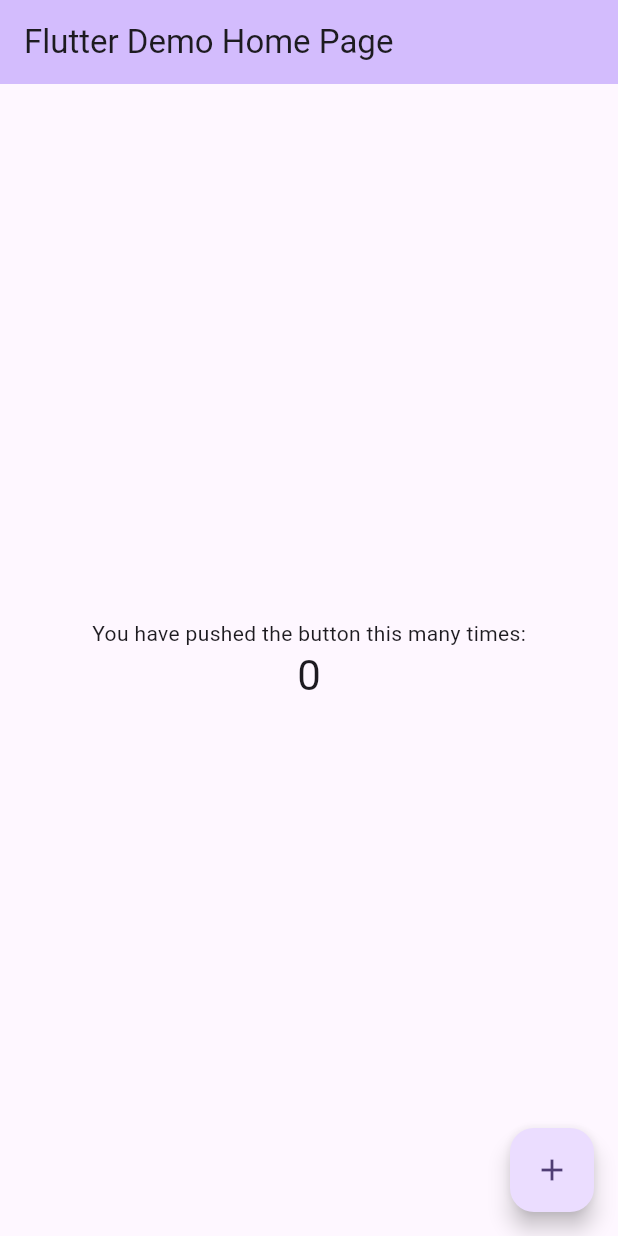
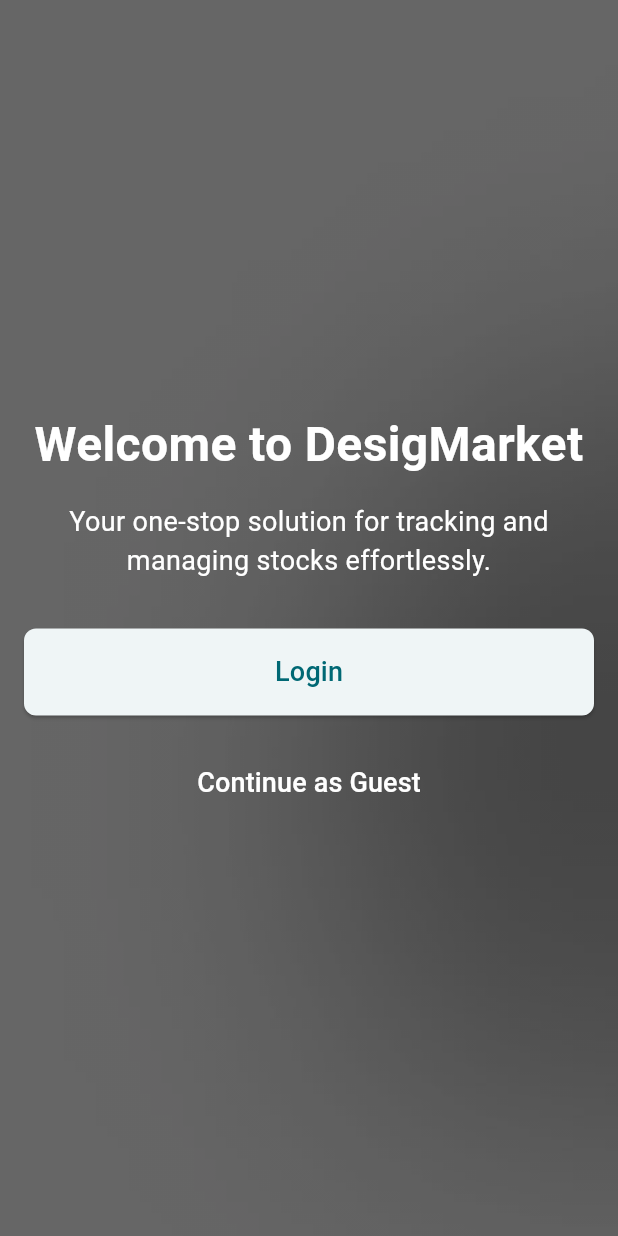
Before and after one commit to dasafodev/designmarket, a Flutter app: the screen it shows after launch, on a phone screen of 412 x 824 dp. Run offline on Flutter 3.47's test engine with Material 3 defaults, Android fonts, the phone set to English and light mode, and no system bars; our stand-ins replace dio, equatable, fl_chart, flutter_bloc; missing offline and left inert: auth0_flutter.

Commit message:
feat: auth0

```diff
--- /dev/null
+++ b/lib/features/auth/auth_view.dart
@@ -0,0 +1,129 @@
+import 'dart:developer';
+
+import 'package:auth0_flutter/auth0_flutter.dart';
+import 'package:desigmarket/features/stocks/view/stocks_view.dart';
+import 'package:flutter/material.dart';
+
+class AuthView extends StatefulWidget {
+  const AuthView({super.key});
+
+  @override
+  State<AuthView> createState() => _AuthViewState();
+}
+
+class _AuthViewState extends State<AuthView> {
+  Credentials? _credentials;
+
+  late Auth0 auth0;
+
+  @override
+  void initState() {
+    super.initState();
+    auth0 = Auth0('dasafodevauth.us.auth0.com', 'client_id');
+  }
+
+  void _login() async {
+    try {
+      await auth0.webAuthentication().login(useEphemeralSession: true);
+      Navigator.of(context).pushReplacement(MaterialPageRoute(
+        builder: (context) => const StocksView(),
+      ));
+    } catch (e) {
+      log('Error: $e');
+    }
+  }
+
+  void _guestLogin() {
+    Navigator.of(context).pushReplacement(MaterialPageRoute(
+      builder: (context) => const StocksView(),
+    ));
+  }
+
+  @override
+  Widget build(BuildContext context) {
+    return Scaffold(
+      body: Stack(
+        fit: StackFit.expand,
+        children: [
+          Image.asset(
+            'assets/background.webp',
+            fit: BoxFit.cover,
+          ),
+          Container(
+            decoration: BoxDecoration(
+              gradient: LinearGradient(
+                colors: [
+                  Colors.black.withOpacity(0.6),
+                  Colors.black.withOpacity(0.6),
+                ],
+                begin: Alignment.topCenter,
+                end: Alignment.bottomCenter,
+              ),
+            ),
+          ),
+          Padding(
+            padding: const EdgeInsets.all(16),
+            child: Column(
+              mainAxisAlignment: MainAxisAlignment.center,
+              crossAxisAlignment: CrossAxisAlignment.stretch,
+              children: [
+                const Text(
+                  'Welcome to DesigMarket',
+                  textAlign: TextAlign.center,
+                  style: TextStyle(
+                    fontSize: 32,
+                    fontWeight: FontWeight.bold,
+                    color: Colors.white,
+                  ),
+                ),
+                const SizedBox(height: 16),
+                const Text(
+                  'Your one-stop solution for tracking and managing stocks effortlessly.',
+                  textAlign: TextAlign.center,
+                  style: TextStyle(
+                    fontSize: 18,
+                    color: Colors.white,
+                  ),
+                ),
+                const SizedBox(height: 32),
+                SizedBox(
+                  width: double.infinity,
+                  child: ElevatedButton(
+                    style: ElevatedButton.styleFrom(
+                      padding: const EdgeInsets.symmetric(vertical: 16),
+                      shape: RoundedRectangleBorder(
+                        borderRadius: BorderRadius.circular(8),
+                      ),
+                    ),
+                    onPressed: _login,
+                    child: const Text(
+                      'Login',
+                      style: TextStyle(fontSize: 18),
+                    ),
+                  ),
+                ),
+                const SizedBox(height: 16),
+                SizedBox(
+                  width: double.infinity,
+                  child: TextButton(
+                    style: TextButton.styleFrom(
+                      padding: const EdgeInsets.symmetric(vertical: 16),
+                      shape: RoundedRectangleBorder(
+                        borderRadius: BorderRadius.circular(8),
+                      ),
+                    ),
+                    onPressed: _guestLogin,
+                    child: const Text(
+                      'Continue as Guest',
+                      style: TextStyle(fontSize: 18, color: Colors.white),
+                    ),
+                  ),
+                ),
+              ],
+            ),
+          ),
+        ],
+      ),
+    );
+  }
+}
--- a/lib/features/stocks/cubit/stocks_state.dart
+++ b/lib/features/stocks/cubit/stocks_state.dart
@@ -4,23 +4,27 @@ class StocksState extends Equatable {
   final bool hasError;
   final List<Company> companies;
   final List<Company> watchlistCompanies;
+  final List<Alert> alerts;
 
   const StocksState({
     this.hasError = false,
     this.companies = const [],
     this.watchlistCompanies = const [],
+    this.alerts = const [],
   });
 
   StocksState copyWith({
     List<Company>? companies,
     List<Company>? watchlistCompanies,
     TradeMessage? stocksData,
+    List<Alert>? alerts,
     bool? hasError,
   }) {
     return StocksState(
       hasError: hasError ?? this.hasError,
       companies: companies ?? this.companies,
       watchlistCompanies: watchlistCompanies ?? this.watchlistCompanies,
+      alerts: alerts ?? this.alerts,
     );
   }
 
@@ -29,5 +33,6 @@ class StocksState extends Equatable {
         hasError,
         companies,
         watchlistCompanies,
+        alerts,
       ];
 }
--- a/lib/main.dart
+++ b/lib/main.dart
@@ -1,3 +1,4 @@
+import 'package:desigmarket/features/auth/auth_view.dart';
 import 'package:desigmarket/features/stocks/repository/stocks_repository.dart';
 import 'package:flutter/material.dart';
 import 'package:flutter_bloc/flutter_bloc.dart';
@@ -12,62 +13,16 @@ class MyApp extends StatelessWidget {
   @override
   Widget build(BuildContext context) {
     return RepositoryProvider(
-      create: (context) => StocksRepository(token: ""),
+      create: (context) => StocksRepository(token: "finnhub_token"),
       child: MaterialApp(
-        title: 'Flutter Demo',
+        debugShowCheckedModeBanner: false,
+        title: 'DesignMarket',
         theme: ThemeData(
-          colorScheme: ColorScheme.fromSeed(seedColor: Colors.deepPurple),
+          colorScheme: ColorScheme.fromSeed(seedColor: Colors.white),
           useMaterial3: true,
         ),
-        home: const MyHomePage(title: 'Flutter Demo Home Page'),
+        home: const AuthView(),
       ),
     );
   }
 }
-
-class MyHomePage extends StatefulWidget {
-  const MyHomePage({super.key, required this.title});
-  final String title;
-
-  @override
-  State<MyHomePage> createState() => _MyHomePageState();
-}
-
-class _MyHomePageState extends State<MyHomePage> {
-  int _counter = 0;
-
-  void _incrementCounter() {
-    setState(() {
-      _counter++;
-    });
-  }
-
-  @override
-  Widget build(BuildContext context) {
-    return Scaffold(
-      appBar: AppBar(
-        backgroundColor: Theme.of(context).colorScheme.inversePrimary,
-        title: Text(widget.title),
-      ),
-      body: Center(
-        child: Column(
-          mainAxisAlignment: MainAxisAlignment.center,
-          children: <Widget>[
-            const Text(
-              'You have pushed the button this many times:',
-            ),
-            Text(
-              '$_counter',
-              style: Theme.of(context).textTheme.headlineMedium,
-            ),
-          ],
-        ),
-      ),
-      floatingActionButton: FloatingActionButton(
-        onPressed: _incrementCounter,
-        tooltip: 'Increment',
-        child: const Icon(Icons.add),
-      ), // This trailing comma makes auto-formatting nicer for build methods.
-    );
-  }
-}
--- a/pubspec.yaml
+++ b/pubspec.yaml
@@ -6,6 +6,7 @@ version: 1.0.0+1
 environment:
   sdk: ">=3.4.1 <4.0.0"
 dependencies:
+  auth0_flutter: ^1.7.2
   dio: ^5.4.3+1
   equatable: ^2.0.5
   fl_chart: ^0.68.0
@@ -21,3 +22,5 @@ dev_dependencies:
 
 flutter:
   uses-material-design: true
+  assets:
+    - assets/
```
Also changed, not shown: lib/features/stocks/cubit/stocks_cubit.dart (+34 -3 lines), lib/features/stocks/models/alert_model.dart (added, +9 -0 lines), lib/features/stocks/view/stocks_view.dart (+61 -26 lines), lib/features/stocks/widgets/add_to_wishlist.dart (added, +28 -0 lines), lib/features/stocks/widgets/add_to_wishlist_form.dart (added, +97 -0 lines), lib/features/stocks/widgets/stock_detail.dart (added, +176 -0 lines), lib/features/stocks/widgets/stock_tile.dart (+67 -11 lines), assets/background.webp (added), pubspec.lock, 62 other files.
